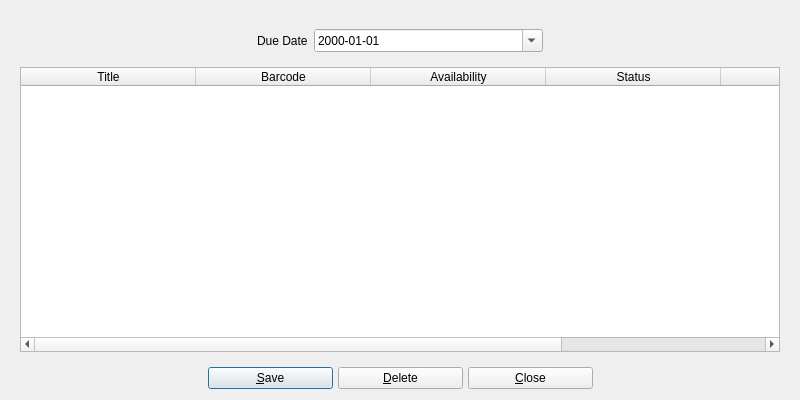
Old version of the form UI/biblioteq_copybrowser.ui in the repository textbrowser/biblioteq.
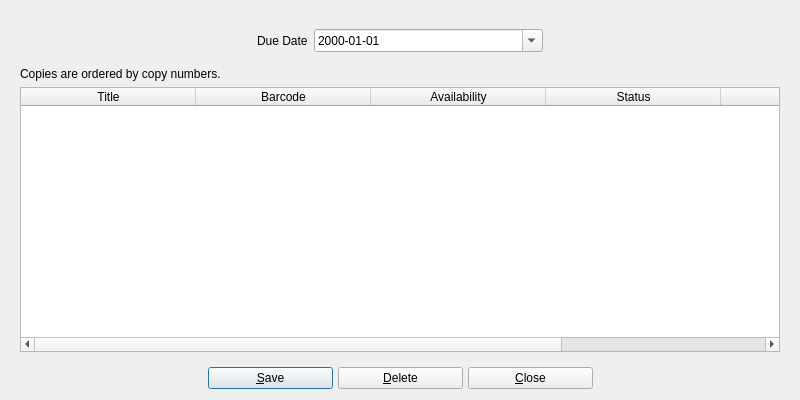
New version of the form. Icons and pictures are not drawn.

Commit message: Allow removal of copies.

```diff
--- a/UI/biblioteq_copybrowser.ui
+++ b/UI/biblioteq_copybrowser.ui
@@ -92,6 +92,16 @@
         </layout>
        </widget>
       </item>
+      <item>
+       <widget class="QLabel" name="label_2">
+        <property name="text">
+         <string>Copies are ordered by copy numbers.</string>
+        </property>
+        <property name="wordWrap">
+         <bool>true</bool>
+        </property>
+       </widget>
+      </item>
       <item>
        <widget class="QTableWidget" name="table">
         <property name="focusPolicy">
```
The commit also changes 5 other files.
